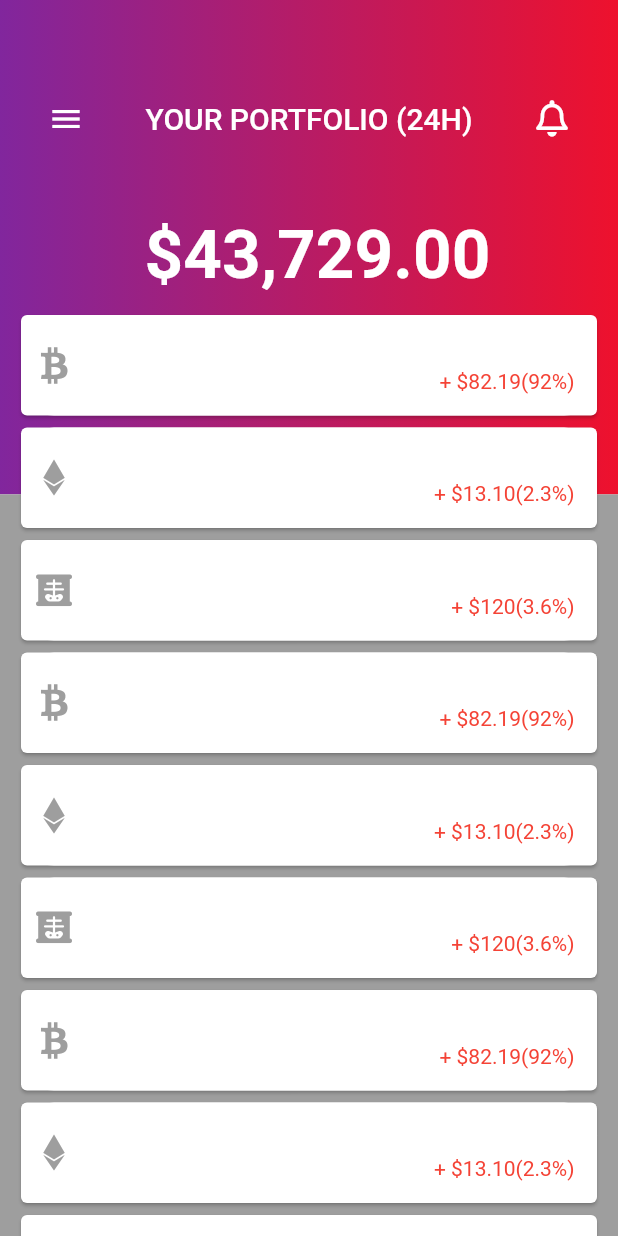
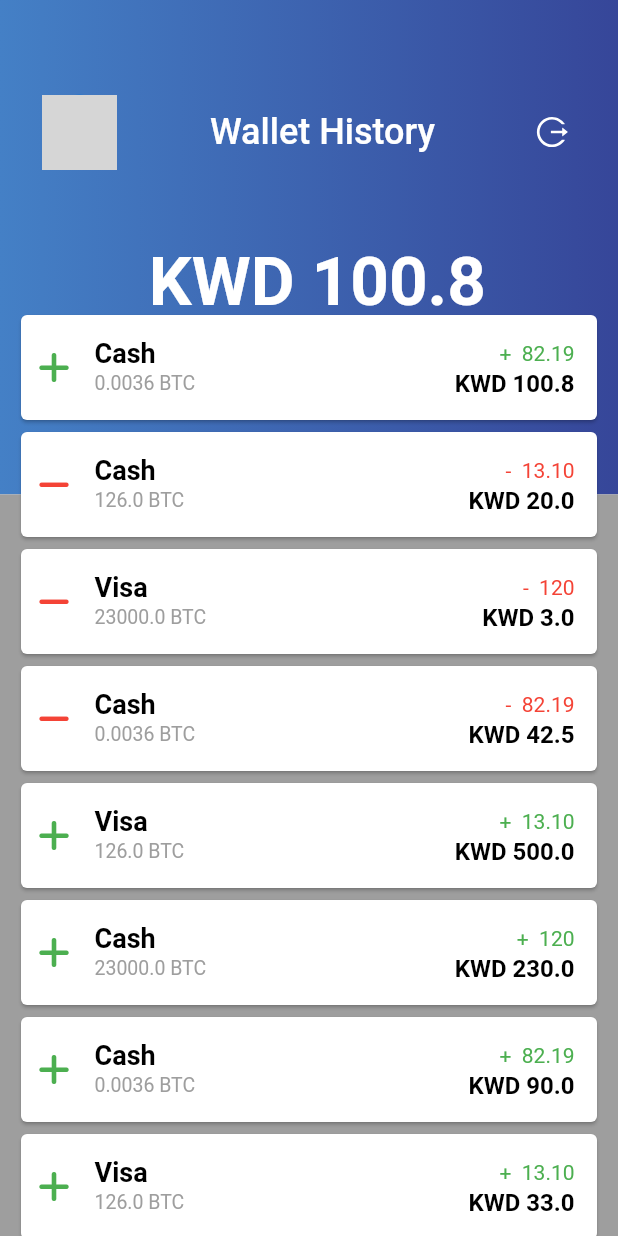
Before and after one commit to ksalehalali/bus-app, a Flutter app: the screen it shows after launch, on a phone screen of 412 x 824 dp. Run offline on Flutter 3.47's test engine with Material 2 defaults, Android fonts, the phone set to English and light mode, and no system bars; our stand-ins replace cached_network_image, event_bus, firebase_core, firebase_messaging, flutter_local_notifications, flutter_riverpod and 5 more; missing offline and left inert: flutter_beep, qr_code_scanner, signalr_core, simple_fontellico_progress_dialog; accounts and stored records are empty; network calls fail; grey boxes are pictures that could not be loaded.

Commit message:
some refinements

```diff
--- a/lib/bus_promoter_src/view/home_page/promoter_home_page.dart
+++ b/lib/bus_promoter_src/view/home_page/promoter_home_page.dart
@@ -59,53 +59,32 @@ class _PromoterHomePage extends State<PromoterHomePage> {
     );
     */
 
-
-    cryptoPortfolioItem(IconData icon, String name, double amount, double rate, String percentage) => Card(
+    cryptoPortfolioItem(bool isIncoming, String name, double amount, double rate, String percentage) => Card(
           elevation: 1.0,
           child: InkWell(
             onTap: () => print("tapped"),
             child: Container(
               padding: EdgeInsets.only(top: 15.0, bottom: 15.0, right: 15.0),
-              decoration: BoxDecoration(
-                  color: Colors.white,
-                  borderRadius: BorderRadius.circular(22.0)),
+              decoration: BoxDecoration(color: Colors.white, borderRadius: BorderRadius.circular(22.0)),
               child: Row(
                 mainAxisAlignment: MainAxisAlignment.start,
                 children: <Widget>[
-                  Padding(
-                    padding: EdgeInsets.only(left: 10.0, right: 15.0),
-                    child: Icon(icon, color: Colors.grey),
-                  ),
+                  Padding(padding: EdgeInsets.only(left: 10.0, right: 15.0), child: getIcon(isIncoming),),
                   Expanded(
                     child: Column(
                       crossAxisAlignment: CrossAxisAlignment.start,
                       children: <Widget>[
-                        Row(
-                          mainAxisAlignment: MainAxisAlignment.spaceBetween,
+                        Row(mainAxisAlignment: MainAxisAlignment.spaceBetween,
                           children: <Widget>[
-                            Text(
-                              name,
-                              style: TextStyle(
-                                  fontSize: 18.0, fontWeight: FontWeight.bold),
-                            ),
-                            Text("\$$amount",
-                                style: TextStyle(
-                                    fontSize: 16.0,
-                                    fontWeight: FontWeight.bold))
+                            Text(name, style: TextStyle(fontSize: 18.0, fontWeight: FontWeight.bold, color: Colors.black),),
+                            Text("${getSign(isIncoming)} \ $percentage", style: TextStyle(fontSize: 14.0, color: getColor(isIncoming),))
                           ],
                         ),
                         Row(
                           mainAxisAlignment: MainAxisAlignment.spaceBetween,
                           children: <Widget>[
-                            Text("$rate BTC",
-                                style: TextStyle(
-                                    fontSize: 13.0,
-                                    fontWeight: FontWeight.normal)),
-                            Text("+ \$$percentage",
-                                style: TextStyle(
-                                  fontSize: 14.0,
-                                  color: Colors.red[500],
-                                ))
+                            Text("$rate BTC", style: TextStyle(fontSize: 13.0, fontWeight: FontWeight.normal, color: Colors.grey)),
+                            Text("\KWD $amount", style: TextStyle(fontSize: 16.0, fontWeight: FontWeight.bold, color: Colors.black))
                           ],
                         )
                       ],
@@ -125,17 +104,7 @@ class _PromoterHomePage extends State<PromoterHomePage> {
             Column(
               children: <Widget>[
                 Container(
-                  decoration: BoxDecoration(
-                    gradient: LinearGradient(
-                      colors: [
-                        const Color(0xFF81269D),
-                        const Color(0xFFEE112D)
-                      ],
-                      begin: Alignment.centerLeft,
-                      end: Alignment.centerRight,
-                      // stops: [0.0, 0.1],
-                    ),
-                  ),
+                  decoration: BoxDecoration(gradient: LinearGradient(colors: currentGradientColors, begin: Alignment.centerLeft, end: Alignment.centerRight,),),
                   height: MediaQuery.of(context).size.height * .40,
                   padding: EdgeInsets.only(top: 55, left: 20, right: 20),
                   child: Column(
@@ -143,81 +112,38 @@ class _PromoterHomePage extends State<PromoterHomePage> {
                       Row(
                         mainAxisAlignment: MainAxisAlignment.spaceBetween,
                         children: <Widget>[
-                          IconButton(
-                            icon: Icon(
-                              Icons.menu,
-                              color: Colors.white,
-                            ),
-                            onPressed: () {},
-                          ),
-                          Text("YOUR PORTFOLIO (24H)",
-                              style: TextStyle(
-                                  color: Colors.white,
-                                  fontSize: 20.0,
-                                  fontWeight: FontWeight.w500)),
-                          IconButton(
-                            icon: Icon(
-                              FontAwesomeIcons.bell,
-                              color: Colors.white,
-                            ),
-                            onPressed: () {},
-                          )
+                          Padding(padding: const EdgeInsets.all(8.0), child:  GestureDetector(onTap: () => Navigator.push(context, MaterialPageRoute(builder: (context) => PromoterProfilePage()),), child:  CircleAvatar(radius: 25.0, backgroundImage: NetworkImage('https://deathofhemingway.com/wp-content/uploads/2020/12/istockphoto-1045886560-612x612-1.jpg'),),),),
+                          Text("Wallet History", style: TextStyle(color: Colors.white, fontSize: 24.0, fontWeight: FontWeight.w500)),
+                          IconButton(icon:  Icon(AntDesign.logout, color: Colors.white,), onPressed: () => Navigator.pushReplacement(context, MaterialPageRoute(builder: (context) => LoginPage()),),)
                         ],
                       ),
                       SizedBox(height: 40),
-                      Text(
-                        r" $43,729.00",
-                        style: TextStyle(
-                            color: Colors.white,
-                            fontSize: 45.0,
-                            fontWeight: FontWeight.bold),
-                      ),
+                      Text(r" KWD 100.8", style: TextStyle(color: Colors.white, fontSize: 45.0, fontWeight: FontWeight.bold),),
                       SizedBox(height: 20),
-                      Text(
-                        r"+ $3,157.67 (23%)",
-                        style: TextStyle(
-                            color: Colors.white70,
-                            fontSize: 18.0,
-                            fontWeight: FontWeight.w300),
-                      )
+                      Text(r"+ $3,157.67 (23%)", style: TextStyle(color: Colors.white70, fontSize: 18.0, fontWeight: FontWeight.w300),)
                     ],
                   ),
                 ),
-                Container(
-                  height: MediaQuery.of(context).size.height * .75,
-                  color: Colors.grey,
-                )
+                Container(height: MediaQuery.of(context).size.height * .75, color: Colors.grey,)
               ],
             ),
             Container(
               alignment: Alignment.topCenter,
-              padding: new EdgeInsets.only(
-                  top: MediaQuery.of(context).size.height * .25,
-                  right: 10.0,
-                  left: 10.0),
+              padding: new EdgeInsets.only(top: MediaQuery.of(context).size.height * .25, right: 10.0, left: 10.0),
               child: new Container(
                 height: MediaQuery.of(context).size.height,
                 width: MediaQuery.of(context).size.width,
                 child: ListView(
                   children: <Widget>[
-                    cryptoPortfolioItem(FontAwesomeIcons.btc, "BTC", 410.80,
-                        0.0036, "82.19(92%)"),
-                    cryptoPortfolioItem(FontAwesomeIcons.ethereum, "ETH",
-                        1089.86, 126.0, "13.10(2.3%)"),
-                    cryptoPortfolioItem(FontAwesomeIcons.xRay, "XRP", 22998.13,
-                        23000, "120(3.6%)"),
-                    cryptoPortfolioItem(FontAwesomeIcons.btc, "BTC", 410.80,
-                        0.0036, "82.19(92%)"),
-                    cryptoPortfolioItem(FontAwesomeIcons.ethereum, "ETH",
-                        1089.86, 126.0, "13.10(2.3%)"),
-                    cryptoPortfolioItem(FontAwesomeIcons.xRay, "XRP", 22998.13,
-                        23000, "120(3.6%)"),
-                    cryptoPortfolioItem(FontAwesomeIcons.btc, "BTC", 410.80,
-                        0.0036, "82.19(92%)"),
-                    cryptoPortfolioItem(FontAwesomeIcons.ethereum, "ETH",
-                        1089.86, 126.0, "13.10(2.3%)"),
-                    cryptoPortfolioItem(FontAwesomeIcons.xRay, "XRP", 22998.13,
-                        23000, "120(3.6%)"),
+                    cryptoPortfolioItem(true, "Cash", 100.800, 0.0036, "82.19"),
+                    cryptoPortfolioItem(false, "Cash", 20, 126.0, "13.10"),
+                    cryptoPortfolioItem(false, "Visa", 3, 23000, "120"),
+                    cryptoPortfolioItem(false, "Cash", 42.500, 0.0036, "82.19"),
+                    cryptoPortfolioItem(true, "Visa", 500, 126.0, "13.10"),
+                    cryptoPortfolioItem(true, "Cash", 230, 23000, "120"),
+                    cryptoPortfolioItem(true, "Cash", 90, 0.0036, "82.19"),
+                    cryptoPortfolioItem(true, "Visa", 33, 126.0, "13.10"),
+                    cryptoPortfolioItem(false, "Visa", 20.600, 23000, "120"),
                   ],
                 ),
               ),
@@ -338,4 +264,16 @@ class _PromoterHomePage extends State<PromoterHomePage> {
       ],
     );
   }
+
+  getIcon(bool isIncoming) {
+    if(isIncoming) return Icon(FontAwesomeIcons.plus, color: Colors.green,); else return Icon(FontAwesomeIcons.minus, color: Colors.red,);
+  }
+
+  getSign(bool isIncoming) {
+    if(isIncoming) return "+"; else return "-";
+  }
+
+  getColor(bool isIncoming) {
+    if(isIncoming) return Colors.green; else return Colors.red;
+  }
 }
```
